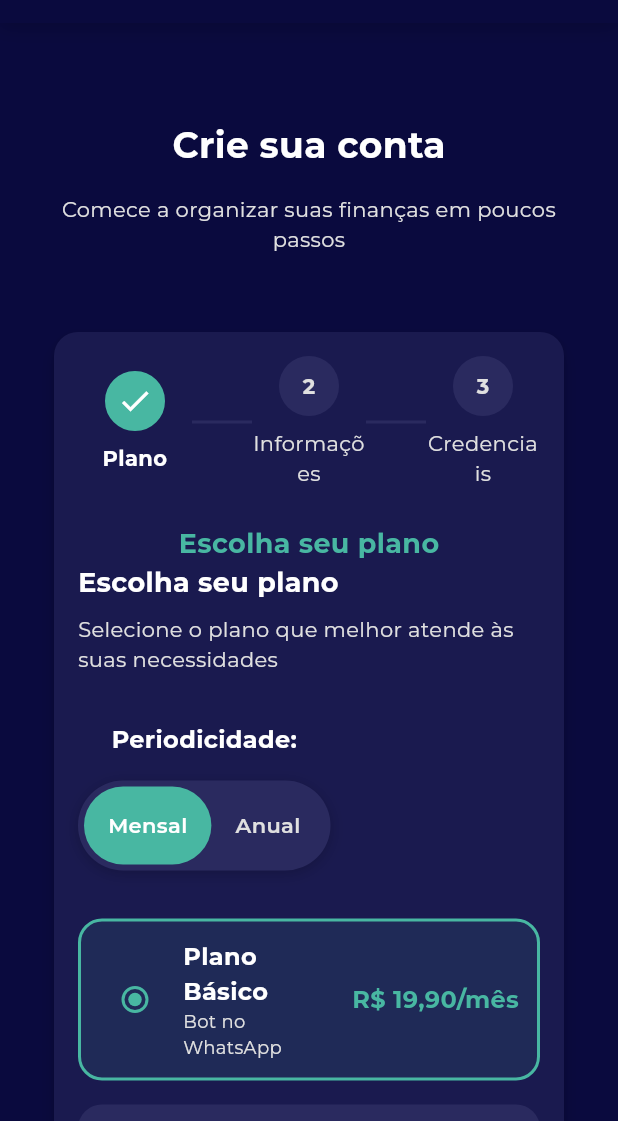
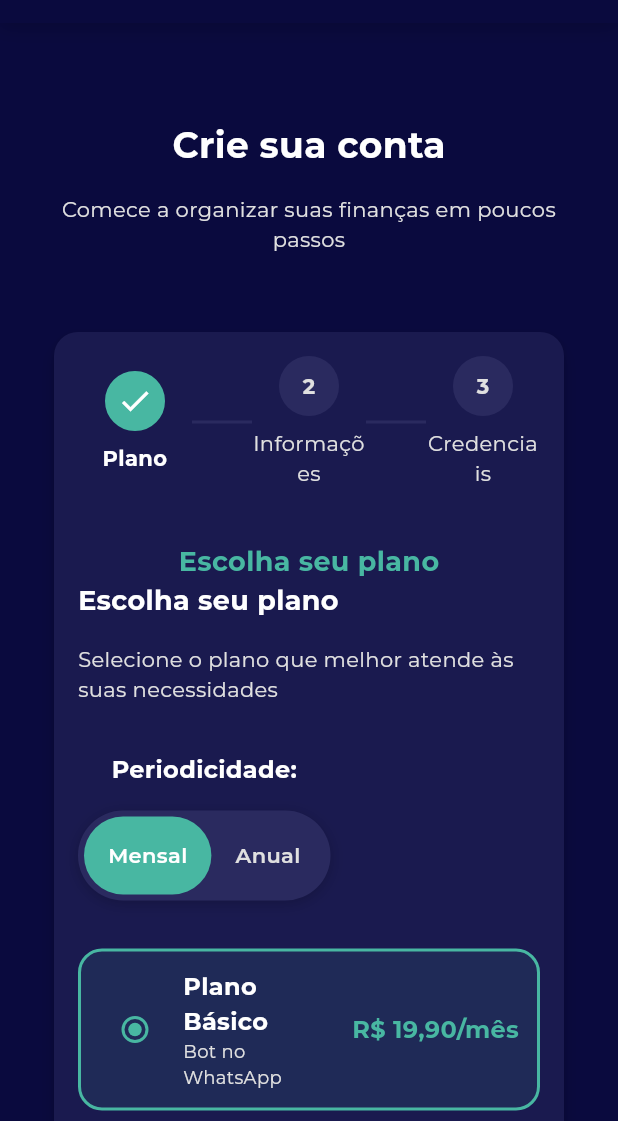
Before and after one commit to CostaMAyssa/MedMoney, a Flutter app: the RegisterPage screen opened by its route, on a phone screen of 412 x 824 dp, the part 115-1236 px from its top. Run offline on Flutter 3.47's test engine with Material 3 defaults, Android fonts, the phone set to English and light mode, and no system bars; our stand-ins replace flutter_dotenv, google_fonts, lottie, qr_flutter, shelf, supabase_flutter; missing offline and left inert: dart:html, dart:ui_web, shelf_router; accounts and stored records are empty; network calls fail.

Commit message:
Aumentado o espaçamento entre os indicadores de passos e o título na tela de registro

```diff
--- a/lib/screens/auth/register_page.dart
+++ b/lib/screens/auth/register_page.dart
@@ -257,7 +257,7 @@ class _RegisterPageState extends State<RegisterPage> {
                         _buildStepIndicator(2, 'Credenciais'),
                       ],
                     ),
-                    const SizedBox(height: 24),
+                    const SizedBox(height: 36),
                     Text(
                       _currentStep == 0
                         ? 'Escolha seu plano'
@@ -451,7 +451,7 @@ class _RegisterPageState extends State<RegisterPage> {
             color: AppTheme.textPrimaryColor,
           ),
         ),
-        const SizedBox(height: 8),
+        const SizedBox(height: 16),
         Text(
           'Selecione o plano que melhor atende às suas necessidades',
           style: TextStyle(
@@ -637,7 +637,7 @@ class _RegisterPageState extends State<RegisterPage> {
             color: AppTheme.textPrimaryColor,
           ),
         ),
-        const SizedBox(height: 8),
+        const SizedBox(height: 16),
         Text(
           'Informe seus dados pessoais para criar sua conta',
           style: TextStyle(
@@ -756,7 +756,7 @@ class _RegisterPageState extends State<RegisterPage> {
             color: AppTheme.textPrimaryColor,
           ),
         ),
-        const SizedBox(height: 8),
+        const SizedBox(height: 16),
         Text(
           'Crie suas credenciais para acessar a plataforma',
           style: TextStyle(
```
